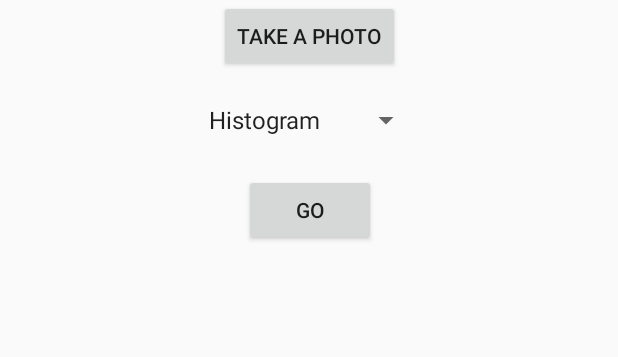
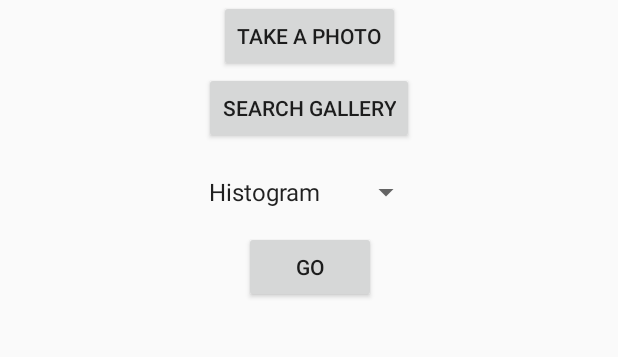
Before and after one commit to rizkiihza/pengcit, an Android app: the screen it shows after launch (MainActivity), after a tap on "TAKE A PHOTO", on a phone screen of 412 x 824 dp, the part 462-819 px from its top. Run offline under Robolectric (Android 15) with nearby library versions, the phone set to English and light mode, and no system bars.

Commit message:
done opening gallery

```diff
--- a/tugas-2/app/src/main/java/com/example/martin/tugas2_pengcit/MainActivity.java
+++ b/tugas-2/app/src/main/java/com/example/martin/tugas2_pengcit/MainActivity.java
@@ -3,8 +3,11 @@ package com.example.martin.tugas2_pengcit;
 import android.Manifest;
 import android.content.Context;
 import android.content.pm.PackageManager;
+import android.graphics.BitmapFactory;
 import android.graphics.Matrix;
+import android.net.Uri;
 import android.os.Build;
+import android.provider.MediaStore;
 import android.support.annotation.NonNull;
 import android.support.annotation.RequiresApi;
 import android.os.Bundle;
@@ -20,6 +23,8 @@ import android.widget.ImageView;
 import android.widget.Spinner;
 import android.widget.Toast;
 
+import java.io.File;
+import java.io.FileNotFoundException;
 import java.lang.reflect.Array;
 
 public class MainActivity extends Activity {
@@ -38,6 +43,17 @@ public class MainActivity extends Activity {
         imageView = this.findViewById(R.id.imageView1);
 
         final Context ctx = this;
+
+        // setup gallery
+        Button galleryButton = this.findViewById(R.id.galleryButton);
+        galleryButton.setOnClickListener(new View.OnClickListener() {
+            @Override
+            public void onClick(View view) {
+                Intent intent = new Intent(Intent.ACTION_PICK,
+                        MediaStore.Images.Media.EXTERNAL_CONTENT_URI);
+                startActivityForResult(intent, 200);
+            }
+        });
 
         // setup photo button
         Button photoButton = this.findViewById(R.id.photoButton);
@@ -120,6 +136,16 @@ public class MainActivity extends Activity {
 
             imageView.setImageBitmap(rawBitmap);
         }
+
+        else if (requestCode == 200 && resultCode == RESULT_OK) {
+            Uri targetUri = data.getData();
+            try {
+                rawBitmap = BitmapFactory.decodeStream(getContentResolver().openInputStream(targetUri));
+                imageView.setImageBitmap(rawBitmap);
+            } catch (FileNotFoundException e) {
+                e.printStackTrace();
+            }
+        }
     }
 
     private Bitmap adjustOrientation(Bitmap b) {
--- a/tugas-2/app/src/main/res/layout/activity_main.xml
+++ b/tugas-2/app/src/main/res/layout/activity_main.xml
@@ -22,7 +22,7 @@
         app:layout_constraintTop_toTopOf="parent" />
 
     <Button
-        android:id="@+id/photoButton"
+        android:id="@+id/galleryButton"
         android:layout_width="wrap_content"
         android:layout_height="wrap_content"
         android:layout_marginEnd="8dp"
@@ -32,7 +32,20 @@
         android:text="@string/take_photo"
         app:layout_constraintEnd_toEndOf="parent"
         app:layout_constraintStart_toStartOf="parent"
-        app:layout_constraintTop_toBottomOf="@+id/imageView1" />
+        app:layout_constraintTop_toBottomOf="@+id/imageView1"/>
+
+    <Button
+        android:id="@+id/photoButton"
+        android:layout_width="wrap_content"
+        android:layout_height="wrap_content"
+        android:layout_marginEnd="8dp"
+        android:layout_marginLeft="8dp"
+        android:layout_marginRight="8dp"
+        android:layout_marginStart="8dp"
+        android:text="@string/galleryString"
+        app:layout_constraintEnd_toEndOf="parent"
+        app:layout_constraintStart_toStartOf="parent"
+        app:layout_constraintTop_toBottomOf="@+id/galleryButton" />
 
 
     <Spinner
@@ -53,7 +66,7 @@
         android:layout_marginLeft="8dp"
         android:layout_marginRight="8dp"
         android:layout_marginStart="8dp"
-        android:layout_marginTop="12dp"
+        android:layout_marginTop="2dp"
         android:text="@string/go"
         app:layout_constraintEnd_toEndOf="parent"
         app:layout_constraintHorizontal_bias="0.502"
--- a/tugas-2/app/src/main/res/values/strings.xml
+++ b/tugas-2/app/src/main/res/values/strings.xml
@@ -7,4 +7,5 @@
     <string name="get_number">Get Number</string>
     <string name="specify_histogram">Specify Histogram</string>
     <string name="go">Go</string>
+    <string name="galleryString">search gallery</string>
 </resources>
```
